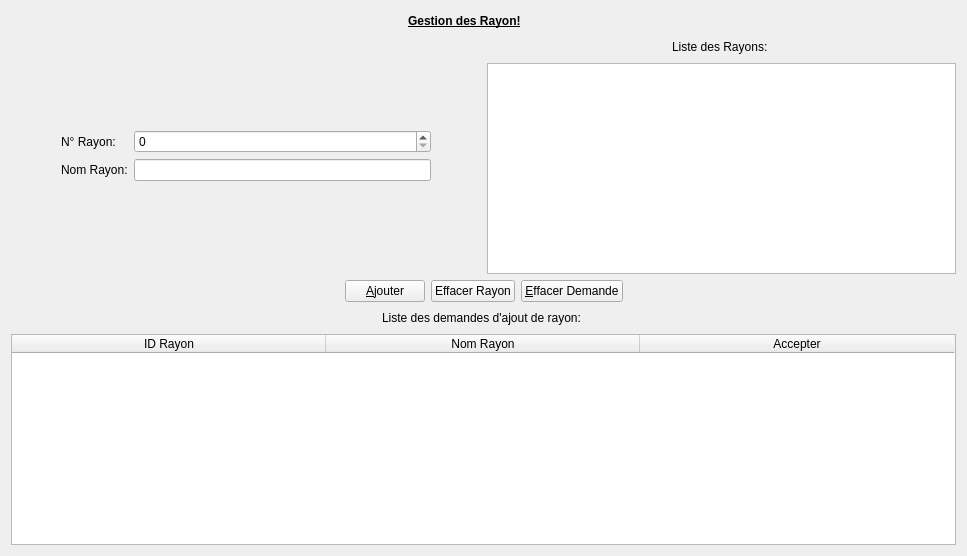
Qt form Application back office/NwBackOffice/rayon.ui (kevcours/NewWorld) before a commit.
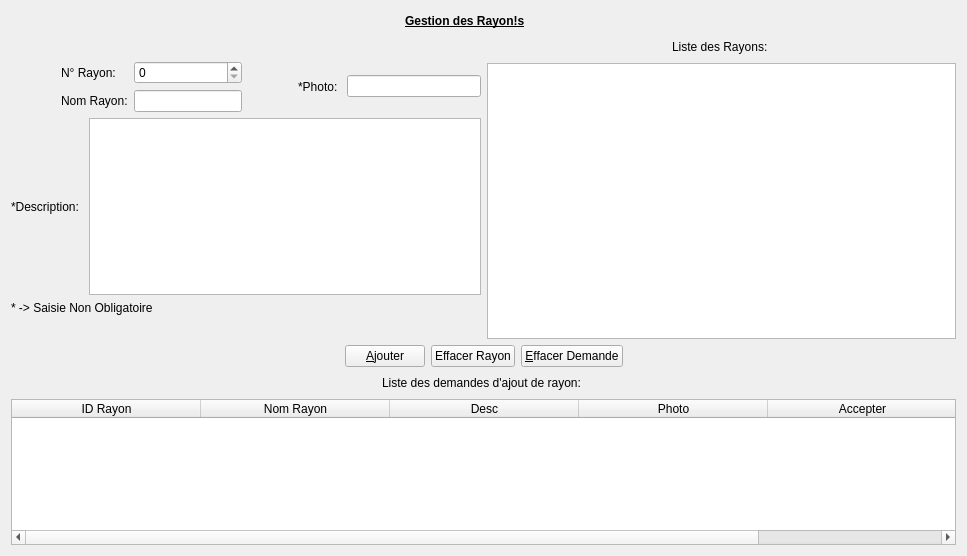
The same form after that commit. Icons and pictures are not drawn.

What changed in the file:
```diff
--- a/Application back office/NwBackOffice/rayon.ui
+++ b/Application back office/NwBackOffice/rayon.ui
@@ -15,8 +15,6 @@
   </property>
   <layout class="QVBoxLayout" name="verticalLayout_5">
    <item>
-    <layout class="QVBoxLayout" name="verticalLayout_4">
-     <item>
       <layout class="QHBoxLayout" name="horizontalLayout">
        <item>
         <spacer name="horizontalSpacer">
@@ -41,7 +39,7 @@
           </font>
          </property>
          <property name="text">
-          <string>Gestion des Rayon!</string>
+        <string>Gestion des Rayon!s</string>
          </property>
         </widget>
        </item>
@@ -75,9 +73,9 @@
       </layout>
      </item>
      <item>
-      <layout class="QHBoxLayout" name="horizontalLayout_5">
+    <layout class="QHBoxLayout" name="horizontalLayout_8">
        <item>
-        <layout class="QVBoxLayout" name="verticalLayout_3">
+      <layout class="QVBoxLayout" name="verticalLayout_4">
          <item>
           <spacer name="verticalSpacer">
            <property name="orientation">
@@ -92,6 +90,10 @@
           </spacer>
          </item>
          <item>
+        <layout class="QVBoxLayout" name="verticalLayout_3">
+         <item>
+          <layout class="QHBoxLayout" name="horizontalLayout_6">
+           <item>
           <layout class="QFormLayout" name="formLayout">
            <property name="fieldGrowthPolicy">
             <enum>QFormLayout::AllNonFixedFieldsGrow</enum>
@@ -125,6 +127,45 @@
           </layout>
          </item>
          <item>
+            <layout class="QHBoxLayout" name="horizontalLayout_5">
+             <item>
+              <widget class="QLabel" name="label_6">
+               <property name="text">
+                <string>*Photo: </string>
+               </property>
+              </widget>
+             </item>
+             <item>
+              <widget class="QLineEdit" name="lineEditPhoto"/>
+             </item>
+            </layout>
+           </item>
+          </layout>
+         </item>
+         <item>
+          <layout class="QHBoxLayout" name="horizontalLayout_7">
+           <item>
+            <widget class="QLabel" name="label_7">
+             <property name="text">
+              <string>*Description: </string>
+             </property>
+            </widget>
+           </item>
+           <item>
+            <widget class="QPlainTextEdit" name="plainTextEditDesc"/>
+           </item>
+          </layout>
+         </item>
+        </layout>
+       </item>
+       <item>
+        <widget class="QLabel" name="label_8">
+         <property name="text">
+          <string>* -&gt; Saisie Non Obligatoire</string>
+         </property>
+        </widget>
+       </item>
+       <item>
           <spacer name="verticalSpacer_2">
            <property name="orientation">
             <enum>Qt::Vertical</enum>
@@ -299,15 +340,21 @@
          <property name="selectionBehavior">
           <enum>QAbstractItemView::SelectRows</enum>
          </property>
+       <attribute name="horizontalHeaderVisible">
+        <bool>true</bool>
+       </attribute>
          <attribute name="horizontalHeaderCascadingSectionResizes">
           <bool>true</bool>
          </attribute>
          <attribute name="horizontalHeaderDefaultSectionSize">
-          <number>314</number>
+        <number>189</number>
          </attribute>
          <attribute name="horizontalHeaderHighlightSections">
           <bool>false</bool>
          </attribute>
+       <attribute name="horizontalHeaderMinimumSectionSize">
+        <number>19</number>
+       </attribute>
          <attribute name="horizontalHeaderShowSortIndicator" stdset="0">
           <bool>true</bool>
          </attribute>
@@ -330,14 +377,22 @@
            <string>Nom Rayon</string>
           </property>
          </column>
+       <column>
+        <property name="text">
+         <string>Desc</string>
+        </property>
+       </column>
+       <column>
+        <property name="text">
+         <string>Photo</string>
+        </property>
+       </column>
          <column>
           <property name="text">
            <string>Accepter</string>
           </property>
          </column>
         </widget>
-       </item>
-      </layout>
      </item>
     </layout>
    </item>
```
Left out of the diff: 4 changed lines with no effect on the pictures. Lines whose indentation alone changed are shown as unchanged.
